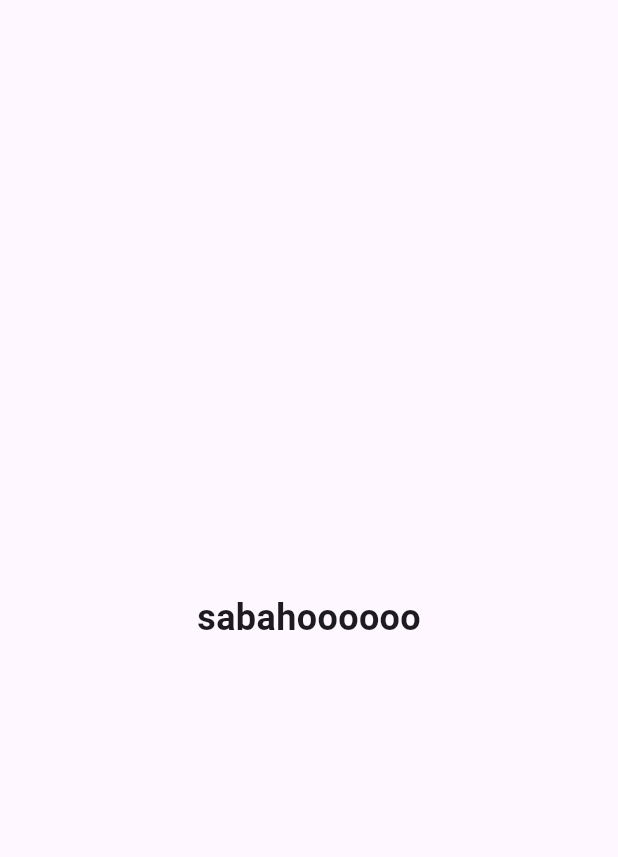
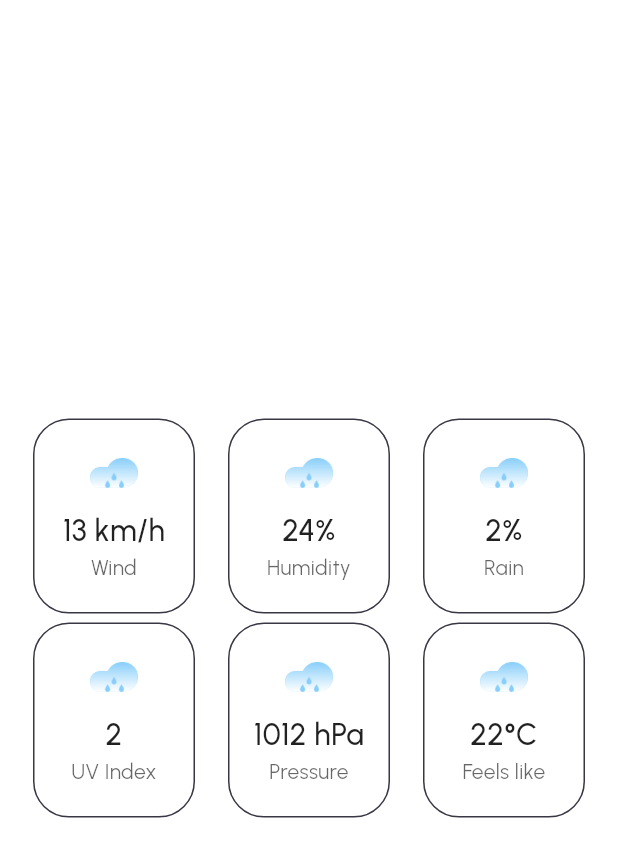
Before and after one commit to Havana-Squad/weather_app, a Flutter app: the WeatherScreen screen opened directly, on a phone screen of 412 x 824 dp. Shown: the top 857 px of the screen. Run offline on Flutter 3.47's test engine with Material 3 defaults, Android fonts, the phone set to English and light mode, and no system bars; our stand-ins replace dio, equatable, geolocator, get_it.

Commit message:
feat: add weather_info

```diff
--- a/lib/main.dart
+++ b/lib/main.dart
@@ -1,6 +1,11 @@
 import 'package:flutter/material.dart';
 import 'package:weather_app/presentation/design_system/theme/app_themes.dart';
 import 'package:weather_app/presentation/screen/weather_screen.dart';
+
+import 'di/injection_container.dart';
+import 'domain/entity/Weather.dart';
+import 'domain/repository/location_repository.dart';
+import 'domain/repository/weather_repository.dart';
 
 void main() {
   runApp(const MyApp());
@@ -13,27 +18,12 @@ class MyApp extends StatelessWidget {
   @override
   Widget build(BuildContext context) {
     return MaterialApp(
-      title: 'Flutter Demo',
-      theme: ThemeData(
-        // This is the theme of your application.
-        //
-        // TRY THIS: Try running your application with "flutter run". You'll see
-        // the application has a purple toolbar. Then, without quitting the app,
-        // try changing the seedColor in the colorScheme below to Colors.green
-        // and then invoke "hot reload" (save your changes or press the "hot
-        // reload" button in a Flutter-supported IDE, or press "r" if you used
-        // the command line to start the app).
-        //
-        // Notice that the counter didn't reset back to zero; the application
-        // state is not lost during the reload. To reset the state, use hot
-        // restart instead.
-        //
-        // This works for code too, not just values: Most code changes can be
-        // tested with just a hot reload.
-        colorScheme: ColorScheme.fromSeed(seedColor: Colors.deepPurple),
-      ),
-      // home: const MyHomePage(title: 'Flutter Demo Home Page'),
-      home: Test(locationRepository: sl(), weatherRepository: sl()),
+      theme: DayTheme().themeData,
+      darkTheme: NightTheme().themeData,
+      themeMode: ThemeMode.system,
+      title: 'my weather app',
+      home: const WeatherScreen(),
+      //home: Test(locationRepository: sl(), weatherRepository: sl()),
     );
   }
 }
--- /dev/null
+++ b/lib/presentation/screen/component/weather_info.dart
@@ -0,0 +1,72 @@
+import 'package:flutter/material.dart';
+import 'package:weather_app/presentation/screen/component/weather_info_component.dart';
+
+class WeatherInfo extends StatelessWidget{
+  final String wind;
+  final String humidity;
+  final String rain;
+  final String uv;
+  final String pressure;
+  final String feelsLike;
+
+
+  const WeatherInfo({
+    super.key,
+    required this.wind,
+    required this.humidity,
+    required this.rain,
+    required this.uv,
+    required this.pressure,
+    required this.feelsLike,
+  });
+
+  @override
+  Widget build(BuildContext context) {
+    return Column(
+      mainAxisAlignment: MainAxisAlignment.center,
+      children: [
+        Row(
+          mainAxisAlignment: MainAxisAlignment.spaceEvenly,
+          children: [
+            WeatherInfoComponent(
+              iconAsset: 'assets/images/day_fog.png',
+              value: '$wind km/h',
+              title: 'Wind',
+            ),
+            WeatherInfoComponent(
+              iconAsset: 'assets/images/day_fog.png',
+              value: '$humidity%',
+              title: 'Humidity',
+            ),
+            WeatherInfoComponent(
+              iconAsset: 'assets/images/day_fog.png',
+              value: '$rain%',
+              title: 'Rain',
+            ),
+          ],
+        ),
+        const SizedBox(height: 6),
+        Row(
+          mainAxisAlignment: MainAxisAlignment.spaceEvenly,
+          children: [
+            WeatherInfoComponent(
+              iconAsset: 'assets/images/day_fog.png',
+              value: uv,
+              title: 'UV Index',
+            ),
+            WeatherInfoComponent(
+              iconAsset: 'assets/images/day_fog.png',
+              value: '$pressure hPa',
+              title: 'Pressure',
+            ),
+            WeatherInfoComponent(
+              iconAsset: 'assets/images/day_fog.png',
+              value: '$feelsLike°C',
+              title: 'Feels like',
+            ),
+          ],
+        )
+      ],
+    );
+  }
+}
--- a/lib/presentation/screen/weather_screen.dart
+++ b/lib/presentation/screen/weather_screen.dart
@@ -1,4 +1,5 @@
 import 'package:flutter/material.dart';
+import 'package:weather_app/presentation/screen/component/weather_info.dart';
 
 class WeatherScreen extends StatelessWidget {
   const WeatherScreen({super.key});
@@ -7,12 +8,13 @@ class WeatherScreen extends StatelessWidget {
   Widget build(BuildContext context) {
     return Scaffold(
       body: Center(
-        child: Text(
-          'sabahoooooo',
-          style: TextStyle(
-            fontSize: 24,
-            fontWeight: FontWeight.bold,
-          ),
+        child: WeatherInfo(
+          wind: '13',
+          humidity: '24',
+          rain: '2',
+          uv: '2',
+          pressure: '1012',
+          feelsLike: '22',
         ),
       ),
     );
```
Also changed, not shown: pubspec.lock.
